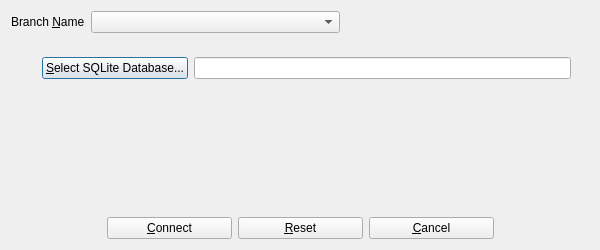
FlorianKleemiss/biblioteq, file UI/biblioteq_branch_s.ui: the form before one commit.
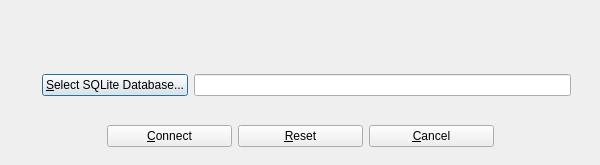
The form after the commit. Icons and pictures are not drawn.

Commit message: add higher zoom, remove "Branch" Dialog and not-in-use compare.cc

```diff
--- a/UI/biblioteq_branch_s.ui
+++ b/UI/biblioteq_branch_s.ui
@@ -7,7 +7,7 @@
     <x>0</x>
     <y>0</y>
     <width>600</width>
-    <height>250</height>
+    <height>165</height>
    </rect>
   </property>
   <property name="windowTitle">
@@ -18,49 +18,6 @@
     <normaloff>:/book.png</normaloff>:/book.png</iconset>
   </property>
   <layout class="QVBoxLayout" name="verticalLayout_3">
-   <item>
-    <layout class="QHBoxLayout">
-     <item>
-      <widget class="QLabel" name="label_4">
-       <property name="text">
-        <string>Branch &amp;Name</string>
-       </property>
-       <property name="buddy">
-        <cstring>branch_name</cstring>
-       </property>
-      </widget>
-     </item>
-     <item>
-      <widget class="QComboBox" name="branch_name">
-       <property name="sizePolicy">
-        <sizepolicy hsizetype="Expanding" vsizetype="Fixed">
-         <horstretch>0</horstretch>
-         <verstretch>0</verstretch>
-        </sizepolicy>
-       </property>
-       <property name="editable">
-        <bool>false</bool>
-       </property>
-       <property name="sizeAdjustPolicy">
-        <enum>QComboBox::AdjustToContents</enum>
-       </property>
-      </widget>
-     </item>
-     <item>
-      <spacer>
-       <property name="orientation">
-        <enum>Qt::Horizontal</enum>
-       </property>
-       <property name="sizeHint" stdset="0">
-        <size>
-         <width>40</width>
-         <height>20</height>
-        </size>
-       </property>
-      </spacer>
-     </item>
-    </layout>
-   </item>
    <item>
     <widget class="QStackedWidget" name="stackedWidget">
      <property name="sizePolicy">
@@ -74,6 +31,19 @@
      </property>
      <widget class="QWidget" name="page_5">
       <layout class="QVBoxLayout" name="verticalLayout">
+       <item>
+        <spacer name="verticalSpacer">
+         <property name="orientation">
+          <enum>Qt::Vertical</enum>
+         </property>
+         <property name="sizeHint" stdset="0">
+          <size>
+           <width>20</width>
+           <height>40</height>
+          </size>
+         </property>
+        </spacer>
+       </item>
        <item>
         <widget class="QFrame" name="file_frame">
          <layout class="QHBoxLayout">
@@ -114,19 +84,6 @@
      </widget>
     </widget>
    </item>
-   <item>
-    <spacer name="verticalSpacer">
-     <property name="orientation">
-      <enum>Qt::Vertical</enum>
-     </property>
-     <property name="sizeHint" stdset="0">
-      <size>
-       <width>20</width>
-       <height>40</height>
-      </size>
-     </property>
-    </spacer>
-   </item>
    <item>
     <layout class="QHBoxLayout">
      <item>
```
Left out of the diff: 1 changed line with no effect on the pictures. The commit also changes 7 other files.
